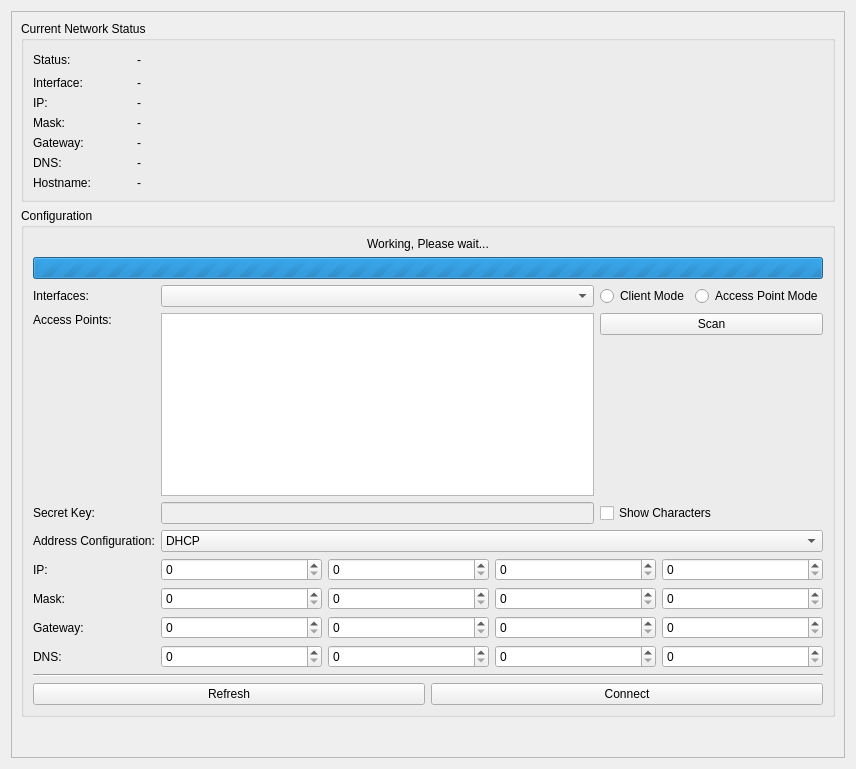
First picture: the form in src/brickv/plugin_system/plugins/red/ui/red_tab_settings_network.ui, repository Tinkerforge/brickv, before the edit.
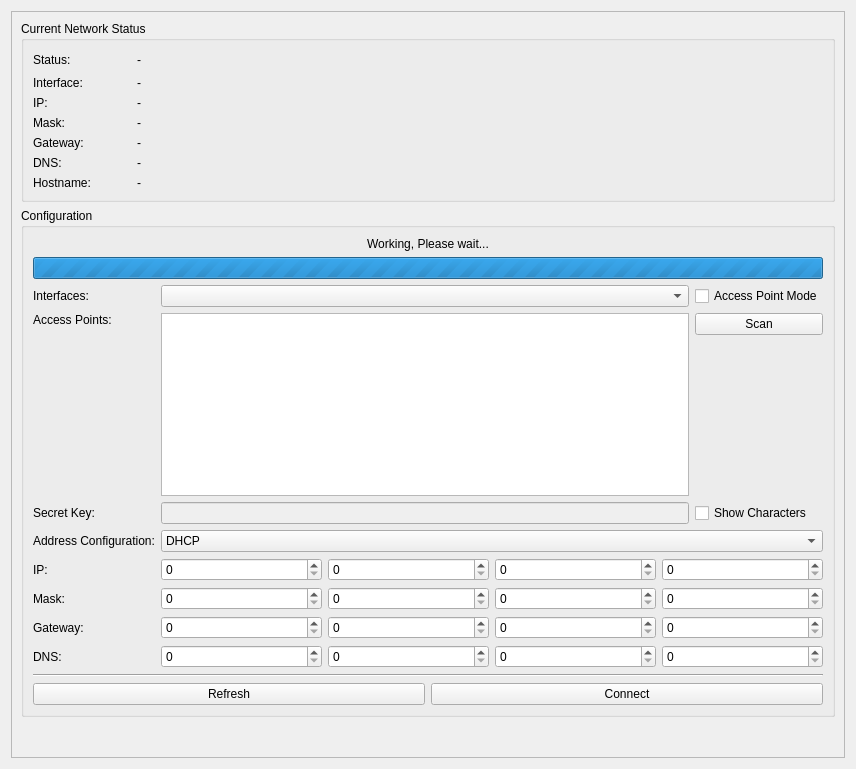
Second picture: the form after the edit.

Commit message: red-brick: Use single checkbox for switching client/access point mode

What changed in the file:
```diff
--- a/src/brickv/plugin_system/plugins/red/ui/red_tab_settings_network.ui
+++ b/src/brickv/plugin_system/plugins/red/ui/red_tab_settings_network.ui
@@ -383,22 +383,11 @@
                <widget class="QComboBox" name="cbox_net_intf"/>
               </item>
               <item row="1" column="2">
-               <layout class="QHBoxLayout" name="horizontalLayout_4">
-                <item>
-                 <widget class="QRadioButton" name="rbutton_client_mode">
-                  <property name="text">
-                   <string>Client Mode</string>
-                  </property>
-                 </widget>
-                </item>
-                <item>
-                 <widget class="QRadioButton" name="rbutton_ap_mode">
+               <widget class="QCheckBox" name="checkBox">
                   <property name="text">
                    <string>Access Point Mode</string>
                   </property>
                  </widget>
-                </item>
-               </layout>
               </item>
              </layout>
             </item>
```
Lines whose indentation alone changed are shown as unchanged.
